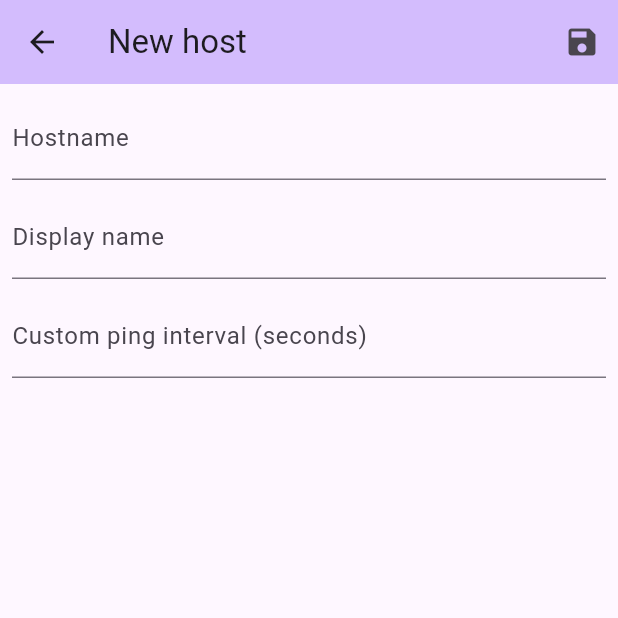
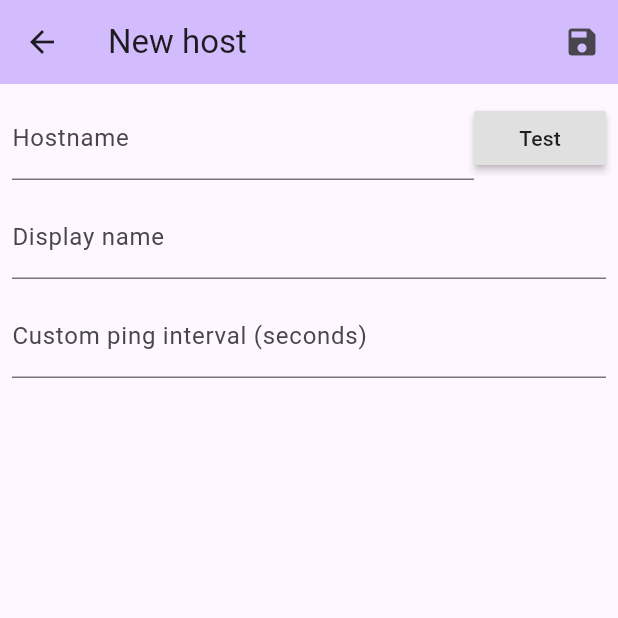
Before and after one commit to Familex/PingUtility, a Flutter app: the HostPage screen opened directly, on a phone screen of 412 x 824 dp, the top half of it. Run offline on Flutter 3.47's test engine with Material 3 defaults, Android fonts, the light colour scheme and no system bars; drawn by our look-alikes of dynamic_color; our stand-ins replace fl_chart, flutter_colorpicker, jiffy, package_info_plus, sqflite; missing offline and left inert: dart_ping, fuzzy, holding_gesture; accounts and stored records are empty.

Commit message:
HostPage: add 'test' button

```diff
--- a/src/lib/pages/host.dart
+++ b/src/lib/pages/host.dart
@@ -1,5 +1,6 @@
 import 'dart:async';
 
+import 'package:dart_ping/dart_ping.dart';
 import 'package:flutter/material.dart';
 import 'package:provider/provider.dart';
 
@@ -20,6 +21,8 @@ class _HostPageState extends State<HostPage> {
   late String _hostname;
   late String _displayName;
   late String _pingIntervalStr;
+  bool? _hostnameTestResult;
+  (Ping, StreamSubscription<PingData>)? _hostnameTestPing;
   late bool isEditing;
 
   @override
@@ -144,7 +147,10 @@ class _HostPageState extends State<HostPage> {
           key: _formKey,
           child: Column(
             children: [
-              TextFormField(
+              Row(
+                children: [
+                  Expanded(
+                    child: TextFormField(
                       initialValue: _hostname,
                       onSaved: (value) => _hostname = value!.trim(),
                       validator: (value) {
@@ -157,6 +163,20 @@ class _HostPageState extends State<HostPage> {
                         border: UnderlineInputBorder(),
                         labelText: 'Hostname',
                       ),
+                    ),
+                  ),
+                  MaterialButton(
+                    onPressed: _startHostnameTest,
+                    color: _hostnameTestResult == null
+                        ? Colors.grey.shade300
+                        : _hostnameTestResult!
+                            ? Colors.green.shade300
+                            : Colors.red.shade300,
+                    child: _hostnameTestResult == null
+                        ? const Text('Test')
+                        : Text(_hostnameTestResult! ? 'Online' : 'Offline'),
+                  )
+                ],
               ),
               const SizedBox(height: 10),
               TextFormField(
@@ -196,4 +216,25 @@ class _HostPageState extends State<HostPage> {
       ),
     );
   }
+
+  Future _startHostnameTest() async {
+    _formKey.currentState?.save();
+    _hostnameTestResult = null;
+    if (_hostnameTestPing != null) {
+      _hostnameTestPing!.$2.cancel();
+      _hostnameTestPing = null;
     }
+
+    var ping = Ping(_hostname, count: 1, timeout: 1);
+    var subscription = ping.stream.listen((event) {
+      setState(() {
+        if (event.summary == null) {
+          _hostnameTestResult = event.response != null;
+        } else {
+          _hostnameTestResult = (event.summary!.received > 0);
+        }
+      });
+    });
+    _hostnameTestPing = (ping, subscription);
+  }
+}
```
Lines whose indentation alone changed are shown as unchanged.
